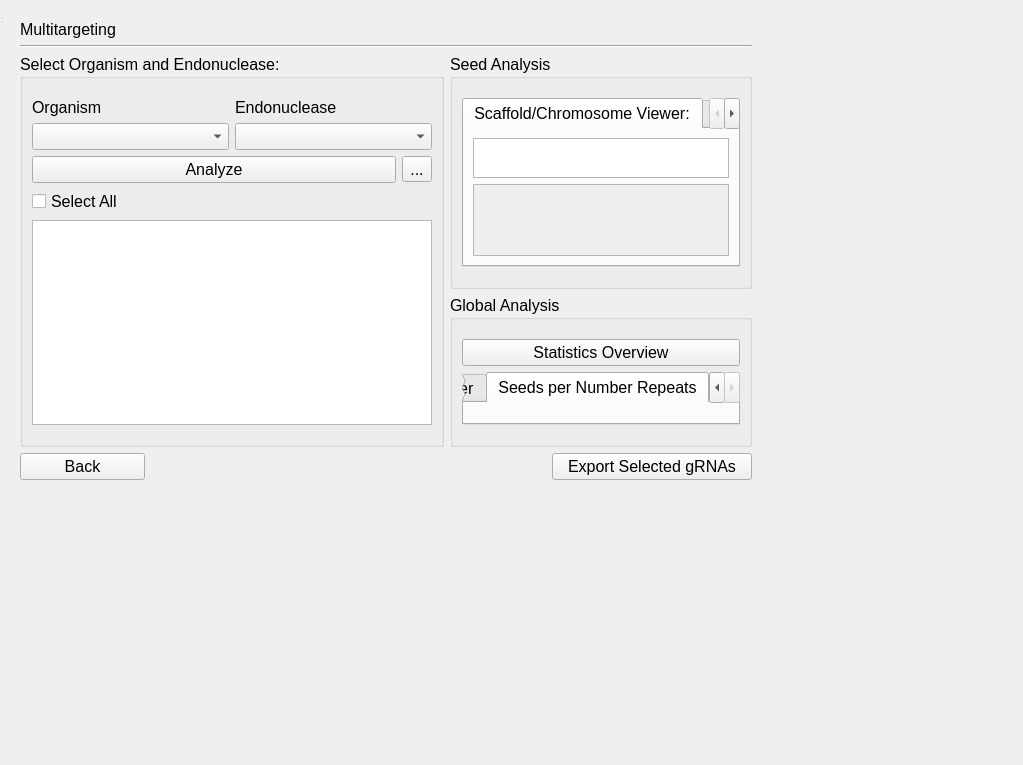
Above: src/ui/multitargeting_window.ui from TrinhLab/CASPERapp before the change. Below: the same form after it.
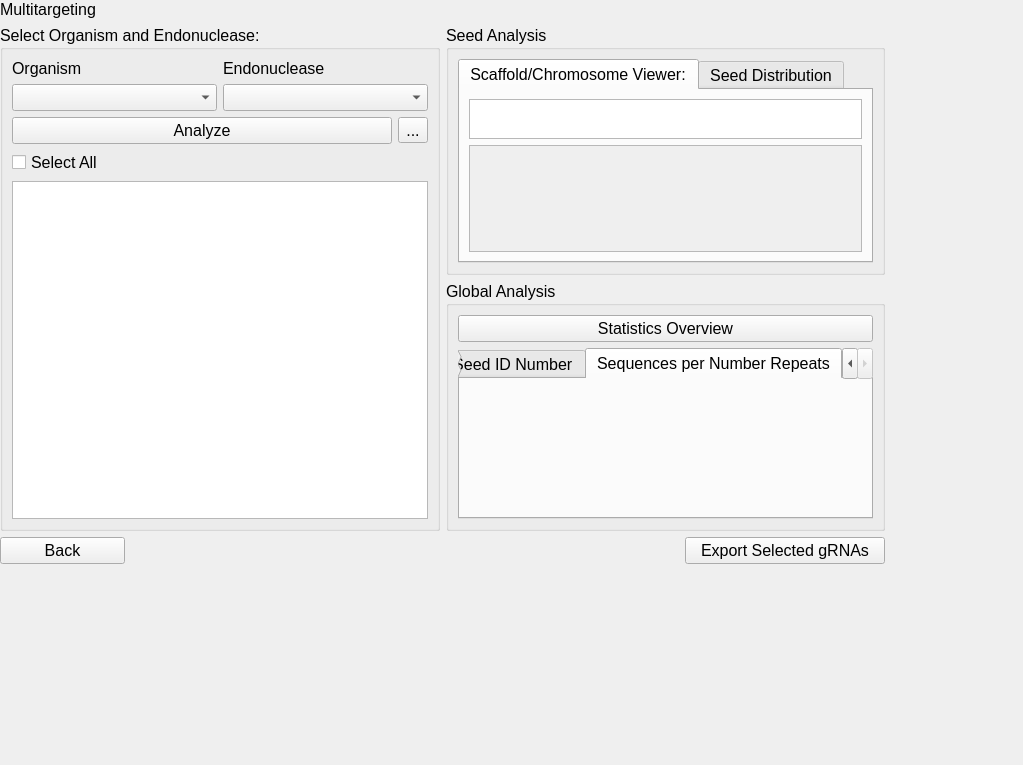
That is the form after the change.

Commit message: Consolidated Multitargeting and Population Analysis Modules, Bugs Fixes

The edit to the form file:
```diff
--- a/src/ui/multitargeting_window.ui
+++ b/src/ui/multitargeting_window.ui
@@ -19,11 +19,19 @@
    <string>MainWindow</string>
   </property>
   <widget class="QWidget" name="centralwidget">
+   <property name="geometry">
+    <rect>
+     <x>0</x>
+     <y>0</y>
+     <width>885</width>
+     <height>564</height>
+    </rect>
+   </property>
    <layout class="QGridLayout" name="gridLayout_2">
-    <item row="1" column="1">
+    <item row="0" column="0">
      <layout class="QGridLayout" name="gridLayout">
-      <item row="2" column="0" rowspan="2">
-       <widget class="QGroupBox" name="groupBox">
+      <item row="1" column="0" rowspan="2">
+       <widget class="QGroupBox" name="grpSelectOrganism">
         <property name="sizePolicy">
          <sizepolicy hsizetype="Expanding" vsizetype="Preferred">
           <horstretch>0</horstretch>
@@ -34,8 +42,8 @@
          <string>Select Organism and Endonuclease:</string>
         </property>
         <layout class="QGridLayout" name="gridLayout_8">
-         <item row="2" column="0">
-          <widget class="QComboBox" name="organism_drop">
+         <item row="1" column="0">
+          <widget class="QComboBox" name="cmbOrganism">
            <property name="sizePolicy">
             <sizepolicy hsizetype="Expanding" vsizetype="Fixed">
              <horstretch>0</horstretch>
@@ -50,7 +58,7 @@
            </property>
           </widget>
          </item>
-         <item row="3" column="0" colspan="2">
+         <item row="2" column="0" colspan="2">
           <layout class="QHBoxLayout" name="horizontalLayout">
            <item>
             <widget class="QPushButton" name="Analyze_Button">
@@ -86,8 +94,8 @@
            </item>
           </layout>
          </item>
-         <item row="1" column="1">
-          <widget class="QLabel" name="label_2">
+         <item row="0" column="1">
+          <widget class="QLabel" name="lblEndonuclease">
            <property name="sizePolicy">
             <sizepolicy hsizetype="Fixed" vsizetype="Fixed">
              <horstretch>0</horstretch>
@@ -99,8 +107,8 @@
            </property>
           </widget>
          </item>
-         <item row="5" column="0" colspan="2">
-          <widget class="QTableWidget" name="table">
+         <item row="4" column="0" colspan="2">
+          <widget class="QTableWidget" name="tblSeeds">
            <property name="minimumSize">
             <size>
              <width>400</width>
@@ -109,8 +117,8 @@
            </property>
           </widget>
          </item>
-         <item row="1" column="0">
-          <widget class="QLabel" name="label">
+         <item row="0" column="0">
+          <widget class="QLabel" name="lblOrganism">
            <property name="sizePolicy">
             <sizepolicy hsizetype="Fixed" vsizetype="Fixed">
              <horstretch>0</horstretch>
@@ -122,8 +130,8 @@
            </property>
           </widget>
          </item>
-         <item row="2" column="1">
-          <widget class="QComboBox" name="endo_drop">
+         <item row="1" column="1">
+          <widget class="QComboBox" name="cmbEndonuclease">
            <property name="sizePolicy">
             <sizepolicy hsizetype="Expanding" vsizetype="Fixed">
              <horstretch>0</horstretch>
@@ -138,40 +146,8 @@
            </property>
           </widget>
          </item>
-         <item row="0" column="0" colspan="2">
-          <spacer name="verticalSpacer_3">
-           <property name="orientation">
-            <enum>Qt::Vertical</enum>
-           </property>
-           <property name="sizeType">
-            <enum>QSizePolicy::Fixed</enum>
-           </property>
-           <property name="sizeHint" stdset="0">
-            <size>
-             <width>10</width>
-             <height>10</height>
-            </size>
-           </property>
-          </spacer>
-         </item>
-         <item row="6" column="0" colspan="2">
-          <spacer name="verticalSpacer_4">
-           <property name="orientation">
-            <enum>Qt::Vertical</enum>
-           </property>
-           <property name="sizeType">
-            <enum>QSizePolicy::Fixed</enum>
-           </property>
-           <property name="sizeHint" stdset="0">
-            <size>
-             <width>10</width>
-             <height>10</height>
-            </size>
-           </property>
-          </spacer>
-         </item>
-         <item row="4" column="0">
-          <widget class="QCheckBox" name="selectAll">
+         <item row="3" column="0">
+          <widget class="QCheckBox" name="chkSelectAll">
            <property name="text">
             <string>Select All</string>
            </property>
@@ -180,8 +156,8 @@
         </layout>
        </widget>
       </item>
-      <item row="2" column="1">
-       <widget class="QGroupBox" name="groupBox_2">
+      <item row="1" column="1">
+       <widget class="QGroupBox" name="grpSeedAnalysis">
         <property name="sizePolicy">
          <sizepolicy hsizetype="Expanding" vsizetype="MinimumExpanding">
           <horstretch>0</horstretch>
@@ -198,40 +174,8 @@
          <string>Seed Analysis</string>
         </property>
         <layout class="QGridLayout" name="gridLayout_6">
-         <item row="3" column="0">
-          <spacer name="verticalSpacer_8">
-           <property name="orientation">
-            <enum>Qt::Vertical</enum>
-           </property>
-           <property name="sizeType">
-            <enum>QSizePolicy::Fixed</enum>
-           </property>
-           <property name="sizeHint" stdset="0">
-            <size>
-             <width>10</width>
-             <height>10</height>
-            </size>
-           </property>
-          </spacer>
-         </item>
          <item row="0" column="0">
-          <spacer name="verticalSpacer_7">
-           <property name="orientation">
-            <enum>Qt::Vertical</enum>
-           </property>
-           <property name="sizeType">
-            <enum>QSizePolicy::Fixed</enum>
-           </property>
-           <property name="sizeHint" stdset="0">
-            <size>
-             <width>10</width>
-             <height>10</height>
-            </size>
-           </property>
-          </spacer>
-         </item>
-         <item row="1" column="0">
-          <widget class="QTabWidget" name="tabWidget">
+          <widget class="QTabWidget" name="tabsSeedAnalysis">
            <property name="sizePolicy">
             <sizepolicy hsizetype="Preferred" vsizetype="Preferred">
              <horstretch>0</horstretch>
@@ -247,7 +191,7 @@
            <property name="currentIndex">
             <number>0</number>
            </property>
-           <widget class="QWidget" name="tab_3">
+           <widget class="QWidget" name="tabChromosomeViewer">
             <attribute name="title">
              <string>Scaffold/Chromosome Viewer:</string>
             </attribute>
@@ -284,8 +228,8 @@
                  <rect>
                   <x>0</x>
                   <y>0</y>
-                  <width>424</width>
-                  <height>121</height>
+                  <width>369</width>
+                  <height>112</height>
                  </rect>
                 </property>
                </widget>
@@ -293,7 +237,7 @@
              </item>
             </layout>
            </widget>
-           <widget class="QWidget" name="tab_4">
+           <widget class="QWidget" name="tabSeedDistribution">
             <attribute name="title">
              <string>Seed Distribution</string>
             </attribute>
@@ -308,8 +252,8 @@
         </layout>
        </widget>
       </item>
-      <item row="3" column="1">
-       <widget class="QGroupBox" name="groupBox_3">
+      <item row="2" column="1">
+       <widget class="QGroupBox" name="grpGlobalAnalysis">
         <property name="sizePolicy">
          <sizepolicy hsizetype="Expanding" vsizetype="Expanding">
           <horstretch>0</horstretch>
@@ -332,24 +276,8 @@
          <string>Global Analysis</string>
         </property>
         <layout class="QGridLayout" name="gridLayout_7">
-         <item row="3" column="0">
-          <spacer name="verticalSpacer_6">
-           <property name="orientation">
-            <enum>Qt::Vertical</enum>
-           </property>
-           <property name="sizeType">
-            <enum>QSizePolicy::Fixed</enum>
-           </property>
-           <property name="sizeHint" stdset="0">
-            <size>
-             <width>10</width>
-             <height>10</height>
-            </size>
-           </property>
-          </spacer>
-         </item>
-         <item row="1" column="0">
-          <widget class="QPushButton" name="statistics_overview">
+         <item row="0" column="0">
+          <widget class="QPushButton" name="pbtnStatisticsOverview">
            <property name="sizePolicy">
             <sizepolicy hsizetype="Minimum" vsizetype="Fixed">
              <horstretch>0</horstretch>
@@ -367,8 +295,8 @@
            </property>
           </widget>
          </item>
-         <item row="2" column="0">
-          <widget class="QTabWidget" name="tabWidget_2">
+         <item row="1" column="0">
+          <widget class="QTabWidget" name="tabsGlobalAnalysis">
            <property name="sizePolicy">
             <sizepolicy hsizetype="Preferred" vsizetype="Preferred">
              <horstretch>0</horstretch>
@@ -380,7 +308,7 @@
            </property>
            <widget class="QWidget" name="tab">
             <attribute name="title">
-             <string>Repeats per ID Number</string>
+             <string>Repeats per Seed ID Number</string>
             </attribute>
             <layout class="QGridLayout" name="gridLayout_11">
              <item row="0" column="0">
@@ -390,7 +318,7 @@
            </widget>
            <widget class="QWidget" name="tab_2">
             <attribute name="title">
-             <string>Seeds per Number Repeats</string>
+             <string>Sequences per Number Repeats</string>
             </attribute>
             <layout class="QGridLayout" name="gridLayout_10">
              <item row="0" column="0">
@@ -407,22 +335,6 @@
            </widget>
           </widget>
          </item>
-         <item row="0" column="0">
-          <spacer name="verticalSpacer_5">
-           <property name="orientation">
-            <enum>Qt::Vertical</enum>
-           </property>
-           <property name="sizeType">
-            <enum>QSizePolicy::Fixed</enum>
-           </property>
-           <property name="sizeHint" stdset="0">
-            <size>
-             <width>10</width>
-             <height>10</height>
-            </size>
-           </property>
-          </spacer>
-         </item>
         </layout>
        </widget>
       </item>
@@ -433,15 +345,8 @@
         </property>
        </widget>
       </item>
-      <item row="1" column="0" colspan="2">
-       <widget class="Line" name="line">
-        <property name="orientation">
-         <enum>Qt::Horizontal</enum>
-        </property>
-       </widget>
-      </item>
-      <item row="4" column="0" alignment="Qt::AlignLeft">
-       <widget class="QPushButton" name="back_button">
+      <item row="3" column="0" alignment="Qt::AlignLeft">
+       <widget class="QPushButton" name="pbtnBank">
         <property name="sizePolicy">
          <sizepolicy hsizetype="Preferred" vsizetype="Fixed">
           <horstretch>0</horstretch>
@@ -459,8 +364,8 @@
         </property>
        </widget>
       </item>
-      <item row="4" column="1" alignment="Qt::AlignRight">
-       <widget class="QPushButton" name="export_button">
+      <item row="3" column="1" alignment="Qt::AlignRight">
+       <widget class="QPushButton" name="pbtnExport">
         <property name="sizePolicy">
          <sizepolicy hsizetype="Preferred" vsizetype="Fixed">
           <horstretch>0</horstretch>
@@ -480,73 +385,8 @@
       </item>
      </layout>
     </item>
-    <item row="1" column="0">
-     <spacer name="horizontalSpacer">
-      <property name="orientation">
-       <enum>Qt::Horizontal</enum>
-      </property>
-      <property name="sizeType">
-       <enum>QSizePolicy::Fixed</enum>
-      </property>
-      <property name="sizeHint" stdset="0">
-       <size>
-        <width>20</width>
-        <height>20</height>
-       </size>
-      </property>
-     </spacer>
-    </item>
-    <item row="2" column="1">
-     <spacer name="verticalSpacer">
-      <property name="orientation">
-       <enum>Qt::Vertical</enum>
-      </property>
-      <property name="sizeType">
-       <enum>QSizePolicy::Fixed</enum>
-      </property>
-      <property name="sizeHint" stdset="0">
-       <size>
-        <width>20</width>
-        <height>20</height>
-       </size>
-      </property>
-     </spacer>
-    </item>
-    <item row="1" column="2">
-     <spacer name="horizontalSpacer_2">
-      <property name="orientation">
-       <enum>Qt::Horizontal</enum>
-      </property>
-      <property name="sizeType">
-       <enum>QSizePolicy::Fixed</enum>
-      </property>
-      <property name="sizeHint" stdset="0">
-       <size>
-        <width>20</width>
-        <height>20</height>
-       </size>
-      </property>
-     </spacer>
-    </item>
-    <item row="0" column="1">
-     <spacer name="verticalSpacer_2">
-      <property name="orientation">
-       <enum>Qt::Vertical</enum>
-      </property>
-      <property name="sizeType">
-       <enum>QSizePolicy::Fixed</enum>
-      </property>
-      <property name="sizeHint" stdset="0">
-       <size>
-        <width>20</width>
-        <height>20</height>
-       </size>
-      </property>
-     </spacer>
-    </item>
    </layout>
   </widget>
-  <widget class="QStatusBar" name="statusbar"/>
  </widget>
  <resources/>
  <connections/>
```
Left out of the diff: 22 changed lines with no effect on the pictures. The commit also changes 31 other files.
